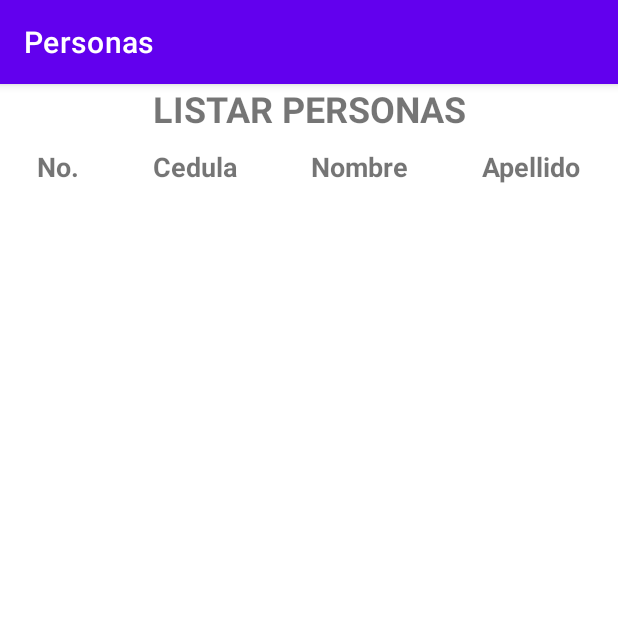
After one commit to michaeltb9624/Personas, an Android app: the ListarPersonas screen opened directly, with no data from a screen before it, on a phone screen of 412 x 824 dp, the top half of it. The commit adds this screen. Run offline under Robolectric (Android 15) with nearby library versions, the phone set to English and light mode, and no system bars.

Commit message:
interfaz terminada

```diff
--- a/app/src/main/AndroidManifest.xml
+++ b/app/src/main/AndroidManifest.xml
@@ -9,6 +9,8 @@
         android:roundIcon="@mipmap/ic_launcher_round"
         android:supportsRtl="true"
         android:theme="@style/Theme.Personas">
+        <activity android:name=".ListarPersonas"></activity>
+        <activity android:name=".CrearPersonas" />
         <activity android:name=".MainActivity">
             <intent-filter>
                 <action android:name="android.intent.action.MAIN" />
--- /dev/null
+++ b/app/src/main/java/com/example/personas/ListarPersonas.java
@@ -0,0 +1,14 @@
+package com.example.personas;
+
+import androidx.appcompat.app.AppCompatActivity;
+
+import android.os.Bundle;
+
+public class ListarPersonas extends AppCompatActivity {
+
+    @Override
+    protected void onCreate(Bundle savedInstanceState) {
+        super.onCreate(savedInstanceState);
+        setContentView(R.layout.activity_listar_personas);
+    }
+}
--- /dev/null
+++ b/app/src/main/res/layout/activity_listar_personas.xml
@@ -0,0 +1,69 @@
+<?xml version="1.0" encoding="utf-8"?>
+<LinearLayout xmlns:android="http://schemas.android.com/apk/res/android"
+    xmlns:app="http://schemas.android.com/apk/res-auto"
+    xmlns:tools="http://schemas.android.com/tools"
+    android:layout_width="match_parent"
+    android:layout_height="match_parent"
+    android:orientation="vertical"
+    tools:context=".ListarPersonas">
+
+    <TextView
+        android:id="@+id/lblTituloListar"
+        android:layout_width="match_parent"
+        android:layout_height="wrap_content"
+        android:text="@string/titulo_listar_personas"
+        android:textAlignment="center"
+        android:textSize="24sp"
+        android:textStyle="bold" />
+
+    <TableLayout
+        android:id="@+id/tblPersonas"
+        android:layout_width="match_parent"
+        android:layout_height="match_parent"
+        android:layout_marginTop="10sp"
+        android:stretchColumns="*">
+
+        <TableRow
+            android:id="@+id/tblEnunciados"
+            android:layout_width="match_parent"
+            android:layout_height="match_parent">
+
+            <TextView
+                android:id="@+id/textView3"
+                android:layout_width="wrap_content"
+                android:layout_height="wrap_content"
+                android:text="@string/numero"
+                android:textAlignment="center"
+                android:textSize="18sp"
+                android:textStyle="bold" />
+
+            <TextView
+                android:id="@+id/textView4"
+                android:layout_width="wrap_content"
+                android:layout_height="wrap_content"
+                android:text="@string/cedula"
+                android:textAlignment="center"
+                android:textSize="18sp"
+                android:textStyle="bold" />
+
+            <TextView
+                android:id="@+id/textView5"
+                android:layout_width="wrap_content"
+                android:layout_height="wrap_content"
+                android:text="@string/nombre"
+                android:textAlignment="center"
+                android:textSize="18sp"
+                android:textStyle="bold" />
+
+            <TextView
+                android:id="@+id/textView6"
+                android:layout_width="wrap_content"
+                android:layout_height="wrap_content"
+                android:text="@string/apellido"
+                android:textAlignment="center"
+                android:textSize="18sp"
+                android:textStyle="bold" />
+        </TableRow>
+
+    </TableLayout>
+</LinearLayout>
--- a/app/src/main/res/values/strings.xml
+++ b/app/src/main/res/values/strings.xml
@@ -1,3 +1,11 @@
 <resources>
     <string name="app_name">Personas</string>
+    <string name="titulo_crear">CREAR PERSONAS</string>
+    <string name="cedula">Cedula</string>
+    <string name="nombre">Nombre</string>
+    <string name="apellido">Apellido</string>
+    <string name="guardar">Guardar</string>
+    <string name="limpiar">Limpiar</string>
+    <string name="titulo_listar_personas">LISTAR PERSONAS</string>
+    <string name="numero">No.</string>
 </resources>
```
Also changed, not shown: app/src/main/java/com/example/personas/CrearPersonas.java (added, +14 -0 lines), app/src/main/res/layout/activity_crear_personas.xml (added, +62 -0 lines), app/src/main/res/layout/activity_main.xml (+8 -12 lines).
